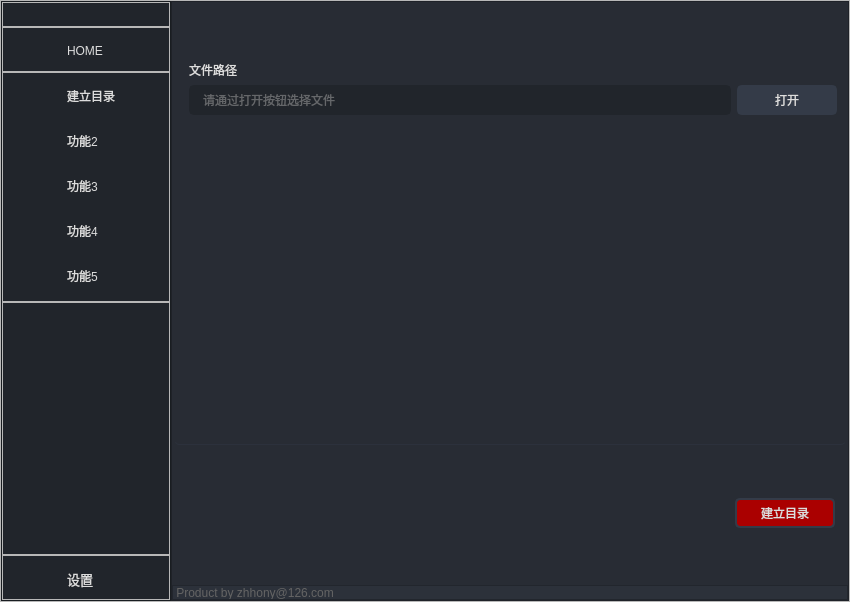
Qt form pyApp.ui (zhhony/pyexcel) before a commit.
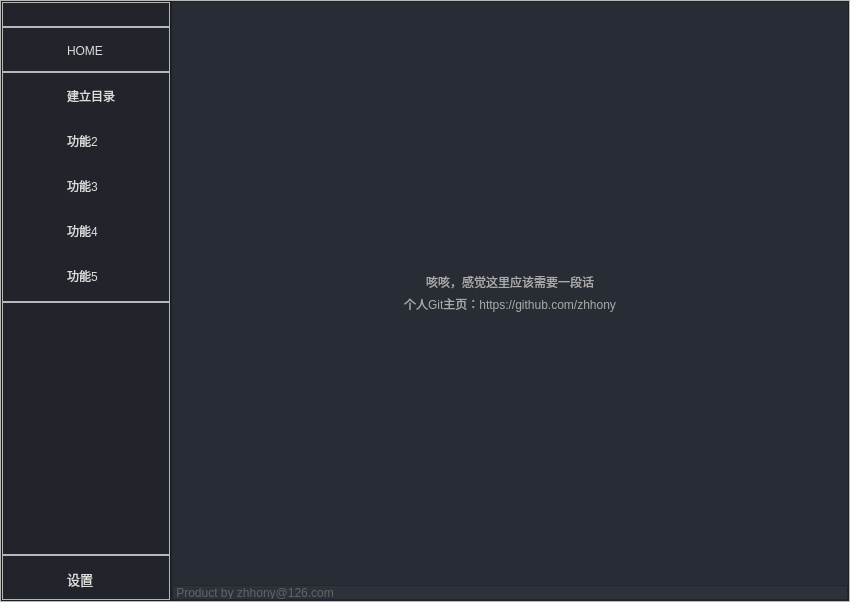
The same form after that commit. Icons and pictures are not drawn.

```diff
--- a/pyApp.ui
+++ b/pyApp.ui
@@ -16,6 +16,7 @@
   <widget class="QWidget" name="StyleSheet">
    <property name="font">
     <font>
+     <family>微软雅黑</family>
      <pointsize>10</pointsize>
      <italic>false</italic>
      <bold>false</bold>
@@ -543,6 +544,9 @@
 	border: 2px solid rgb(43, 50, 61);
 }</string>
                </property>
+               <property name="currentIndex">
+                <number>1</number>
+               </property>
                <widget class="QWidget" name="DirBuid">
                 <layout class="QVBoxLayout" name="verticalLayout_7">
                  <property name="spacing">
@@ -980,7 +984,128 @@
                  </item>
                 </layout>
                </widget>
-               <widget class="QWidget" name="whatever"/>
+               <widget class="QWidget" name="Home">
+                <property name="styleSheet">
+                 <string notr="true"/>
+                </property>
+                <layout class="QVBoxLayout" name="verticalLayout_10">
+                 <property name="spacing">
+                  <number>0</number>
+                 </property>
+                 <property name="leftMargin">
+                  <number>0</number>
+                 </property>
+                 <property name="topMargin">
+                  <number>0</number>
+                 </property>
+                 <property name="rightMargin">
+                  <number>0</number>
+                 </property>
+                 <property name="bottomMargin">
+                  <number>0</number>
+                 </property>
+                 <item>
+                  <widget class="QFrame" name="HomeIcon">
+                   <property name="maximumSize">
+                    <size>
+                     <width>16777215</width>
+                     <height>16777215</height>
+                    </size>
+                   </property>
+                   <property name="styleSheet">
+                    <string notr="true">background-image: url(:/Image/images/images/100678278.png);
+background-position: center bottom;
+background-repeat: no-repeat;</string>
+                   </property>
+                   <property name="frameShape">
+                    <enum>QFrame::StyledPanel</enum>
+                   </property>
+                   <property name="frameShadow">
+                    <enum>QFrame::Raised</enum>
+                   </property>
+                  </widget>
+                 </item>
+                 <item>
+                  <widget class="QFrame" name="HomeMid">
+                   <property name="maximumSize">
+                    <size>
+                     <width>16777215</width>
+                     <height>45</height>
+                    </size>
+                   </property>
+                   <property name="styleSheet">
+                    <string notr="true">QLabel {
+color: rgb(170, 170,170);
+font: 8pt &quot;微软雅黑&quot;;
+}</string>
+                   </property>
+                   <property name="frameShape">
+                    <enum>QFrame::StyledPanel</enum>
+                   </property>
+                   <property name="frameShadow">
+                    <enum>QFrame::Raised</enum>
+                   </property>
+                   <layout class="QVBoxLayout" name="verticalLayout_11">
+                    <property name="spacing">
+                     <number>0</number>
+                    </property>
+                    <property name="leftMargin">
+                     <number>0</number>
+                    </property>
+                    <property name="topMargin">
+                     <number>0</number>
+                    </property>
+                    <property name="rightMargin">
+                     <number>0</number>
+                    </property>
+                    <property name="bottomMargin">
+                     <number>0</number>
+                    </property>
+                    <item>
+                     <widget class="QLabel" name="label">
+                      <property name="styleSheet">
+                       <string notr="true">color: rgb(170, 170,170);
+font: 8pt &quot;微软雅黑&quot;;</string>
+                      </property>
+                      <property name="text">
+                       <string>咳咳，感觉这里应该需要一段话</string>
+                      </property>
+                      <property name="alignment">
+                       <set>Qt::AlignCenter</set>
+                      </property>
+                     </widget>
+                    </item>
+                    <item>
+                     <widget class="QLabel" name="label_3">
+                      <property name="text">
+                       <string>个人Git主页：https://github.com/zhhony</string>
+                      </property>
+                      <property name="alignment">
+                       <set>Qt::AlignCenter</set>
+                      </property>
+                     </widget>
+                    </item>
+                   </layout>
+                  </widget>
+                 </item>
+                 <item>
+                  <widget class="QFrame" name="HomeText">
+                   <property name="maximumSize">
+                    <size>
+                     <width>16777215</width>
+                     <height>16777215</height>
+                    </size>
+                   </property>
+                   <property name="frameShape">
+                    <enum>QFrame::StyledPanel</enum>
+                   </property>
+                   <property name="frameShadow">
+                    <enum>QFrame::Raised</enum>
+                   </property>
+                  </widget>
+                 </item>
+                </layout>
+               </widget>
               </widget>
              </item>
             </layout>
```
Left out of the diff: 13 changed lines with no effect on the pictures.
